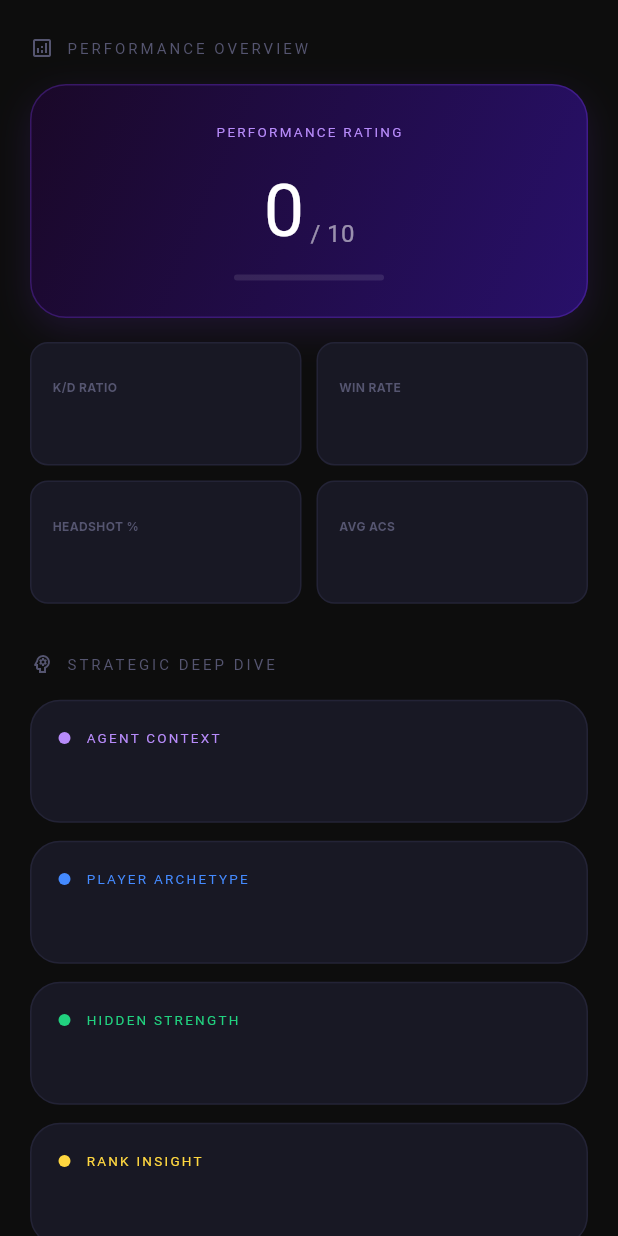
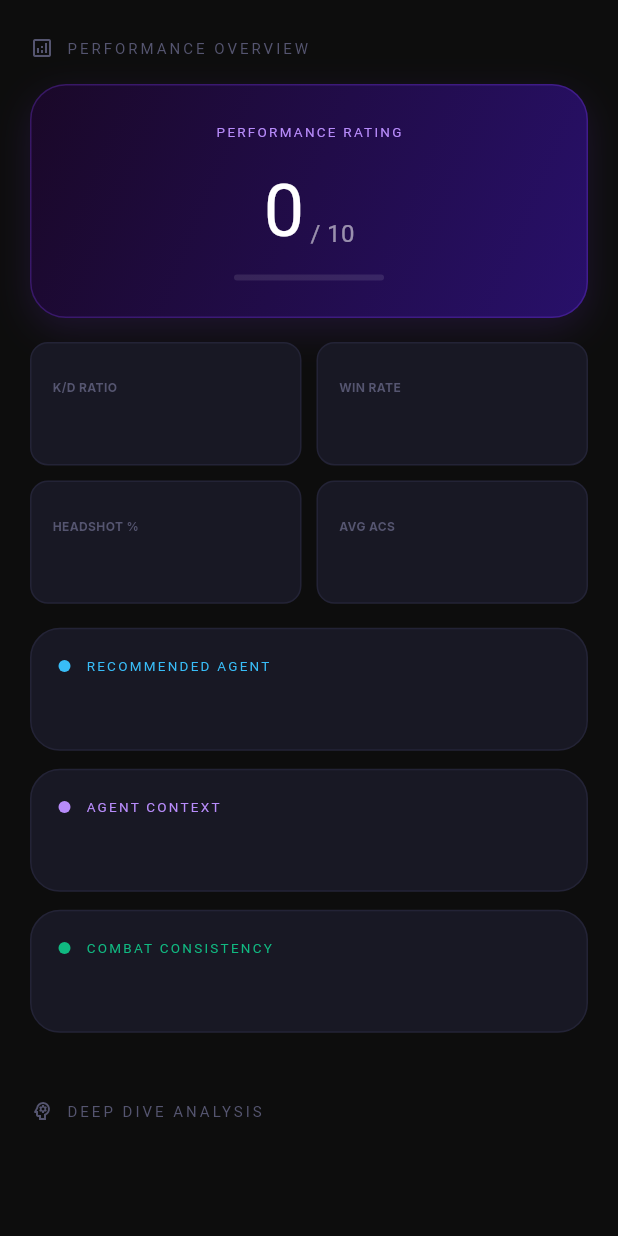
Before and after one commit to mrsagarjain1/valocoach-ai-app, a Flutter app: the _AnalysisView widget shown alone on an empty page, opened directly with empty values, on a phone screen of 412 x 824 dp. Run offline on Flutter 3.47's test engine with Material 3 defaults, Android fonts, the phone set to English and light mode, and no system bars; our stand-ins replace cached_network_image, dio, flutter_riverpod, google_fonts, shared_preferences, shimmer; missing offline and left inert: clerk_flutter, flutter_inappwebview; accounts and stored records are empty; network calls fail; Roboto replaces fonts that are missing (Krona One).

Commit message:
Ai analysis

```diff
--- a/lib/screens/ai_analysis_screen.dart
+++ b/lib/screens/ai_analysis_screen.dart
@@ -294,19 +294,22 @@ class _AnalysisView extends StatelessWidget {
 
   @override
   Widget build(BuildContext context) {
-    // Flatten nested structure — API may return data under 'analysis' key
     final analysis = data['analysis'] as Map<String, dynamic>? ?? data;
 
-    final overallRating = analysis['overall_rating']?.toString();
-    final agentContext = analysis['agent_context']?.toString();
-    final archetype = analysis['player_archetype']?.toString();
-    final hiddenStrength = analysis['hidden_strength']?.toString();
-    final rankInsight = analysis['rank_unlock_insight']?.toString();
-    final tips = _parseTips(analysis['actionable_tips'] ?? analysis['tips']);
+    // Performance fields
+    final perf = analysis['performance_overview'] as Map<String, dynamic>? ?? analysis;
+    final overallRating = perf['overall_rating']?.toString();
+    final agentContext = perf['agent_context']?.toString();
+    final combatConsistency = perf['acs_combat_consistency']?.toString();
+
+    // Deep dive fields
+    final deepDive = analysis['deep_dive_analysis'] as Map<String, dynamic>? ?? {};
+    final proficiency = deepDive['combat_proficiency']?.toString();
+    final tacticalAwareness = deepDive['tactical_economic_awareness']?.toString();
+
+    final recommendedAgent = analysis['recommended_agent_and_role']?.toString();
     final quote = analysis['motivation_quote']?.toString() ?? analysis['motivation']?.toString();
-
-    // Performance fields (might be in 'performance_overview' or top level)
-    final perf = analysis['performance_overview'] as Map<String, dynamic>? ?? analysis;
+    final tips = _parseTipsObjects(analysis['actionable_tips'] ?? analysis['tips']);
 
     return SingleChildScrollView(
       physics: const BouncingScrollPhysics(),
@@ -333,16 +336,18 @@ class _AnalysisView extends StatelessWidget {
             _MiniStatCard(label: 'AVG ACS', value: perf['avg_acs']?.toString() ?? perf['overall_ACS']?.toString() ?? '-', color: AppTheme.primaryRed),
           ],
         ),
+        const SizedBox(height: 16),
+        if (recommendedAgent != null) _InfoCard(title: 'RECOMMENDED AGENT', body: recommendedAgent, color: const Color(0xFF38BDF8)),
+        if (agentContext != null) _InfoCard(title: 'AGENT CONTEXT', body: agentContext, color: const Color(0xFFB78BFA)),
+        if (combatConsistency != null) _InfoCard(title: 'COMBAT CONSISTENCY', body: combatConsistency, color: const Color(0xFF10B981)),
 
         const SizedBox(height: 32),
 
         // ── SECTION 2: DEEP DIVE ──
-        _SectionHeader(title: 'STRATEGIC DEEP DIVE', icon: Icons.psychology_outlined),
+        _SectionHeader(title: 'DEEP DIVE ANALYSIS', icon: Icons.psychology_outlined),
         const SizedBox(height: 16),
-        if (agentContext != null) _InfoCard(title: 'AGENT CONTEXT', body: agentContext, color: const Color(0xFFB78BFA)),
-        if (archetype != null) _InfoCard(title: 'PLAYER ARCHETYPE', body: archetype, color: AppTheme.accentBlue),
-        if (hiddenStrength != null) _InfoCard(title: 'HIDDEN STRENGTH', body: hiddenStrength, color: AppTheme.accentGreen),
-        if (rankInsight != null) _InfoCard(title: 'RANK INSIGHT', body: rankInsight, color: AppTheme.accentYellow),
+        if (proficiency != null) _InfoCard(title: 'COMBAT PROFICIENCY', body: proficiency, color: const Color(0xFFF43F5E)),
+        if (tacticalAwareness != null) _InfoCard(title: 'TACTICAL & ECONOMIC', body: tacticalAwareness, color: const Color(0xFFF59E0B)),
 
         const SizedBox(height: 32),
 
@@ -350,7 +355,7 @@ class _AnalysisView extends StatelessWidget {
         if (tips.isNotEmpty) ...[
           _SectionHeader(title: 'ACTIONABLE TIPS', icon: Icons.lightbulb_outline_rounded),
           const SizedBox(height: 16),
-          ...tips.map((tip) => _TipCard(tip: tip)),
+          ...tips.map((tip) => _StructTipCard(tip: tip)),
         ],
 
         const SizedBox(height: 32),
@@ -383,10 +388,25 @@ class _AnalysisView extends StatelessWidget {
     );
   }
 
-  List<String> _parseTips(dynamic val) {
+  List<Map<String, String>> _parseTipsObjects(dynamic val) {
     if (val == null) return [];
-    if (val is List) return val.map((e) => e.toString()).toList();
-    if (val is String) return [val];
+    if (val is List) {
+      return val.map((e) {
+        if (e is Map) {
+          return {
+            'number': e['tip_number']?.toString() ?? '',
+            'title': e['title']?.toString() ?? '',
+            'description': e['description']?.toString() ?? '',
+          };
+        } else {
+          return {
+            'number': '',
+            'title': 'Tip',
+            'description': e.toString(),
+          };
+        }
+      }).toList();
+    }
     return [];
   }
 }
@@ -492,6 +512,7 @@ class _InfoCard extends StatelessWidget {
   Widget build(BuildContext context) {
     return Container(
       margin: const EdgeInsets.only(bottom: 12),
+      width: double.infinity,
       padding: const EdgeInsets.all(18),
       decoration: BoxDecoration(
         color: AppTheme.cardBg,
@@ -511,29 +532,38 @@ class _InfoCard extends StatelessWidget {
   }
 }
 
-class _TipCard extends StatelessWidget {
-  final String tip;
-  const _TipCard({required this.tip});
+class _StructTipCard extends StatelessWidget {
+  final Map<String, String> tip;
+  const _StructTipCard({required this.tip});
 
   @override
   Widget build(BuildContext context) {
+    final hasNumber = tip['number']?.isNotEmpty == true;
+    final tipHeader = hasNumber ? 'TIP #${tip['number']}' : tip['title']!;
+
     return Container(
-      margin: const EdgeInsets.only(bottom: 10),
-      padding: const EdgeInsets.all(16),
+      margin: const EdgeInsets.only(bottom: 14),
+      padding: const EdgeInsets.all(20),
       decoration: BoxDecoration(
         color: AppTheme.surfaceDark,
         borderRadius: BorderRadius.circular(16),
         border: Border.all(color: AppTheme.borderColor),
       ),
-      child: Row(crossAxisAlignment: CrossAxisAlignment.start, children: [
-        Container(
-          margin: const EdgeInsets.only(top: 4),
-          padding: const EdgeInsets.all(4),
-          decoration: BoxDecoration(color: const Color(0xFF7C3AED).withValues(alpha: 0.1), borderRadius: BorderRadius.circular(6)),
-          child: const Icon(Icons.check_circle_outline_rounded, color: Color(0xFFB78BFA), size: 14),
-        ),
-        const SizedBox(width: 14),
-        Expanded(child: Text(tip, style: AppTheme.inter(size: 13, height: 1.4, color: AppTheme.textPrimary))),
+      child: Column(crossAxisAlignment: CrossAxisAlignment.start, children: [
+        Row(children: [
+          Container(
+            padding: const EdgeInsets.symmetric(horizontal: 8, vertical: 4),
+            decoration: BoxDecoration(color: AppTheme.accentYellow.withValues(alpha: 0.15), borderRadius: BorderRadius.circular(4)),
+            child: Text(tipHeader, style: AppTheme.krona(size: 9, color: AppTheme.accentYellow, letterSpacing: 1.2)),
+          ),
+        ]),
+        const SizedBox(height: 12),
+        if (hasNumber && tip['title']?.isNotEmpty == true)
+          Padding(
+            padding: const EdgeInsets.only(bottom: 8.0),
+            child: Text(tip['title']!.toUpperCase(), style: AppTheme.krona(size: 11, color: Colors.white, letterSpacing: 0.5)),
+          ),
+        Text(tip['description']!, style: AppTheme.inter(size: 13, height: 1.5, color: AppTheme.textPrimary)),
       ]),
     );
   }
```
Also changed, not shown: pubspec.yaml (+7 -0 lines), assets/icon.png (added), pubspec.lock, 27 other files.
